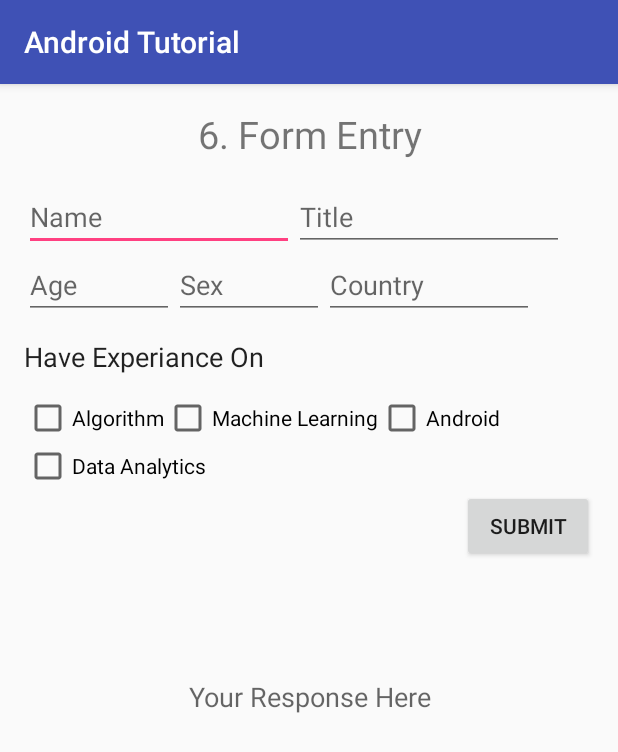
After one commit to Subrato92/Android_Tutorial, an Android app: the Unit06 screen opened directly, with no data from a screen before it, on a phone screen of 412 x 824 dp. The commit adds this screen. Shown: the top 752 px of the screen. Run offline under Robolectric (Android 15) with nearby library versions, the phone set to English and light mode, and no system bars.

Commit message:
Activity_Unit06 Added with Working Features like AutoCompleteTextView, Checkboxes, and InputType.

```diff
--- a/app/src/main/AndroidManifest.xml
+++ b/app/src/main/AndroidManifest.xml
@@ -19,7 +19,8 @@
         <activity android:name=".Unit02" />
         <activity android:name=".Unit03" />
         <activity android:name=".Unit04" />
-        <activity android:name=".Unit05"></activity>
+        <activity android:name=".Unit05" />
+        <activity android:name=".Unit06"></activity>
     </application>
 
 </manifest>
--- a/app/src/main/java/com/example/android/androidtutorial/IndexActivity.java
+++ b/app/src/main/java/com/example/android/androidtutorial/IndexActivity.java
@@ -40,6 +40,10 @@ public class IndexActivity extends AppCompatActivity {
                 activity = new Intent(this, Unit05.class);
                 startActivity(activity);
                 break;
+            case "6. Form Entry":
+                activity = new Intent(this, Unit06.class);
+                startActivity(activity);
+                break;
             default:
                 break;
         }
--- /dev/null
+++ b/app/src/main/java/com/example/android/androidtutorial/Unit06.java
@@ -0,0 +1,96 @@
+package com.example.android.androidtutorial;
+
+import android.support.v7.app.AppCompatActivity;
+import android.os.Bundle;
+import android.view.View;
+import android.widget.ArrayAdapter;
+import android.widget.AutoCompleteTextView;
+import android.R.array;
+import android.widget.CheckBox;
+import android.widget.EditText;
+import android.widget.TextView;
+
+import java.util.ArrayList;
+
+public class Unit06 extends AppCompatActivity {
+
+    AutoCompleteTextView actv;
+    String[] country;
+    ArrayAdapter<String> adapter;
+    ArrayList<String> selection = new ArrayList<String>();
+
+    TextView Response ;
+    EditText name ;
+    EditText title ;
+    EditText age ;
+    EditText sex ;
+    EditText Country ;
+
+    String string ;
+
+    @Override
+    protected void onCreate(Bundle savedInstanceState) {
+        super.onCreate(savedInstanceState);
+        setContentView(R.layout.activity_unit06);
+
+        actv = (AutoCompleteTextView) findViewById(R.id.unit06_country);
+        country = getResources().getStringArray(R.array.ch06_country);
+        adapter = new ArrayAdapter<String>(this,android.R.layout.simple_list_item_1,country);
+        actv.setAdapter(adapter);
+        Response = (TextView) findViewById(R.id.unit06_tv_response);
+        name = (EditText) findViewById(R.id.unit06_UsrName);
+        title = (EditText) findViewById(R.id.unit06_usrTitle);
+        age = (EditText) findViewById(R.id.unit06_age);
+        sex = (EditText) findViewById(R.id.unit06_sex);
+        Country = (EditText) findViewById(R.id.unit06_country);
+
+        Response.setEnabled(false);
+    }
+
+    public void ut06_selection (View view){
+        boolean checked = ((CheckBox) view).isChecked();
+        switch(view.getId()){
+            case R.id.unit06_cb01 :
+                if(checked)
+                    selection.add("Algorithm");
+                else
+                    selection.remove("Algorithm");
+                break;
+            case R.id.unit06_cb02 :
+                if(checked)
+                    selection.add("Machine Learning");
+                else
+                    selection.remove("Machine Learning");
+                break;
+            case R.id.unit06_cb03 :
+                if(checked)
+                    selection.add("Android");
+                else
+                    selection.remove("Android");
+                break;
+            case R.id.unit06_cb04 :
+                if(checked)
+                    selection.add("Data Analytics");
+                else
+                    selection.remove("Data Analytics");
+                break;
+            default:
+                break;
+        }
+    }
+
+    public void ut06_submit (View view){
+        string = "Name: " + name.getText().toString() + " " + title.getText().toString() + "\n";
+        string += "Age: " + age.getText().toString() + ",  " + sex.getText().toString() + "\n";
+        string += "and You are From " + Country.getText().toString() + "\n";
+        string += "You Selected >> \n";
+
+        for (String str:selection){
+            string += str + "\n";
+        }
+
+        Response.setText(string);
+        Response.setEnabled(true);
+    }
+
+}
--- a/app/src/main/res/layout/activity_index.xml
+++ b/app/src/main/res/layout/activity_index.xml
@@ -42,4 +42,11 @@
         android:text="@string/ch05"
         android:onClick="toCourse"/>
 
+    <Button
+        android:id="@+id/Unit_06"
+        android:layout_width="match_parent"
+        android:layout_height="wrap_content"
+        android:text="@string/ch06"
+        android:onClick="toCourse"/>
+
 </LinearLayout>
--- /dev/null
+++ b/app/src/main/res/layout/activity_unit06.xml
@@ -0,0 +1,137 @@
+<?xml version="1.0" encoding="utf-8"?>
+<RelativeLayout xmlns:android="http://schemas.android.com/apk/res/android"
+    xmlns:tools="http://schemas.android.com/tools"
+    android:id="@+id/activity_unit06"
+    android:layout_width="match_parent"
+    android:layout_height="match_parent"
+    android:paddingBottom="@dimen/activity_vertical_margin"
+    android:paddingLeft="@dimen/activity_horizontal_margin"
+    android:paddingRight="@dimen/activity_horizontal_margin"
+    android:paddingTop="@dimen/activity_vertical_margin"
+    tools:context="com.example.android.androidtutorial.Unit06">
+
+    <TextView
+        android:id="@+id/unit06_title"
+        android:layout_width="match_parent"
+        android:layout_height="50dp"
+        android:text="@string/ch06"
+        android:textSize="25sp"
+        android:textAlignment="center"
+        android:layout_alignParentTop="true"
+        android:layout_alignParentRight="true"
+        android:layout_alignParentLeft="true"
+        android:layout_alignParentStart="true"
+        android:layout_alignParentEnd="true"/>
+
+    <EditText
+        android:id="@+id/unit06_UsrName"
+        android:layout_width="180dp"
+        android:layout_height="wrap_content"
+        android:layout_below="@id/unit06_title"
+        android:hint="@string/ch06_Et01"
+        android:layout_alignParentLeft="true"/>
+
+    <EditText
+        android:id="@+id/unit06_usrTitle"
+        android:layout_width="180dp"
+        android:layout_height="wrap_content"
+        android:layout_toEndOf="@id/unit06_UsrName"
+        android:layout_toRightOf="@id/unit06_UsrName"
+        android:layout_alignBaseline="@id/unit06_UsrName"
+        android:hint="@string/ch06_Et02"/>
+
+    <EditText
+        android:id="@+id/unit06_age"
+        android:layout_width="100dp"
+        android:layout_height="wrap_content"
+        android:layout_below="@id/unit06_UsrName"
+        android:hint="@string/ch06_Et03"
+        android:inputType="number"/>
+
+    <EditText
+        android:id="@+id/unit06_sex"
+        android:layout_width="100dp"
+        android:layout_height="wrap_content"
+        android:layout_alignBaseline="@id/unit06_age"
+        android:layout_toEndOf="@id/unit06_age"
+        android:layout_toRightOf="@id/unit06_sex"
+        android:hint="@string/ch06_ACTV01"/>
+
+    <AutoCompleteTextView
+        android:id="@+id/unit06_country"
+        android:layout_width="140dp"
+        android:layout_height="wrap_content"
+        android:layout_alignBaseline="@id/unit06_sex"
+        android:layout_toEndOf="@id/unit06_sex"
+        android:layout_toRightOf="@id/unit06_sex"
+        android:hint="@string/ch06_ACTV02"/>
+
+    <CheckedTextView
+        android:id="@+id/unit06_cbTitle"
+        android:layout_width="match_parent"
+        android:layout_height="50dp"
+        android:text="Have Experiance On"
+        android:textSize="18sp"
+        android:layout_below="@id/unit06_age"
+        android:gravity="center_vertical"
+        android:onClick="ut06_selection"/>
+
+    <CheckBox
+        android:id="@+id/unit06_cb01"
+        android:layout_width="wrap_content"
+        android:layout_height="wrap_content"
+        android:text="@string/ch06_cb01"
+        android:layout_below="@id/unit06_cbTitle"
+        android:onClick="ut06_selection"/>
+
+    <!-- android:onClick="ut06_submit" -->
+
+    <CheckBox
+        android:id="@+id/unit06_cb02"
+        android:layout_width="wrap_content"
+        android:layout_height="wrap_content"
+        android:text="@string/ch06_cb02"
+        android:layout_below="@id/unit06_cbTitle"
+        android:layout_toEndOf="@id/unit06_cb01"
+        android:layout_toRightOf="@id/unit06_cb01"
+        android:onClick="ut06_selection"/>
+
+    <CheckBox
+        android:id="@+id/unit06_cb03"
+        android:layout_width="wrap_content"
+        android:layout_height="wrap_content"
+        android:text="@string/ch06_cb03"
+        android:layout_below="@id/unit06_cbTitle"
+        android:layout_toEndOf="@id/unit06_cb02"
+        android:layout_toRightOf="@id/unit06_cb02"
+        android:onClick="ut06_selection"/>
+
+    <CheckBox
+        android:id="@+id/unit06_cb04"
+        android:layout_width="wrap_content"
+        android:layout_height="wrap_content"
+        android:text="@string/ch06_cb04"
+        android:layout_below="@id/unit06_cb01"
+        android:onClick="ut06_selection"/>
+
+    <Button
+        android:id="@+id/unit06_b1"
+        android:layout_width="wrap_content"
+        android:layout_height="wrap_content"
+        android:text="@string/sbmt"
+        android:layout_alignParentRight="true"
+        android:layout_alignParentEnd="true"
+        android:layout_below="@id/unit06_cb04"
+        android:onClick="ut06_submit"/>
+
+    <TextView
+        android:id="@+id/unit06_tv_response"
+        android:layout_width="match_parent"
+        android:layout_height="180dp"
+        android:layout_below="@id/unit06_b1"
+        android:textAlignment="center"
+        android:gravity="center_vertical"
+        android:textSize="18sp"
+        android:hint="Your Response Here"/>
+
+</RelativeLayout>
--- a/app/src/main/res/values/strings.xml
+++ b/app/src/main/res/values/strings.xml
@@ -14,4 +14,30 @@
     <string name="ch05_b1">BUTTON</string>
     <string name="ch05_b3">Click Me</string>
 
+    <string name="ch06">6. Form Entry</string>
+    <string name="ch06_Et01">Name</string>
+    <string name="ch06_Et02">Title</string>
+    <string name="ch06_Et03">Age</string>
+    <string name="ch06_ACTV01">Sex</string>
+    <string name="ch06_ACTV02">Country</string>
+    <string-array name="ch06_country">
+        <item>India</item>
+        <item>Pakistan</item>
+        <item>Bangladesh</item>
+        <item>China</item>
+        <item>Nepal</item>
+        <item>Bhutan</item>
+        <item>Sri Lanka</item>
+        <item>Afganishtan</item>
+        <item>Dubai</item>
+        <item>Iran</item>
+        <item>Iraq</item>
+        <item>Australia</item>
+        <item>America</item>
+    </string-array>
+    <string name="ch06_cb01">Algorithm</string>
+    <string name="ch06_cb02">Machine Learning</string>
+    <string name="ch06_cb03">Android</string>
+    <string name="ch06_cb04">Data Analytics</string>
+    <string name="sbmt">Submit</string>
 </resources>
```
